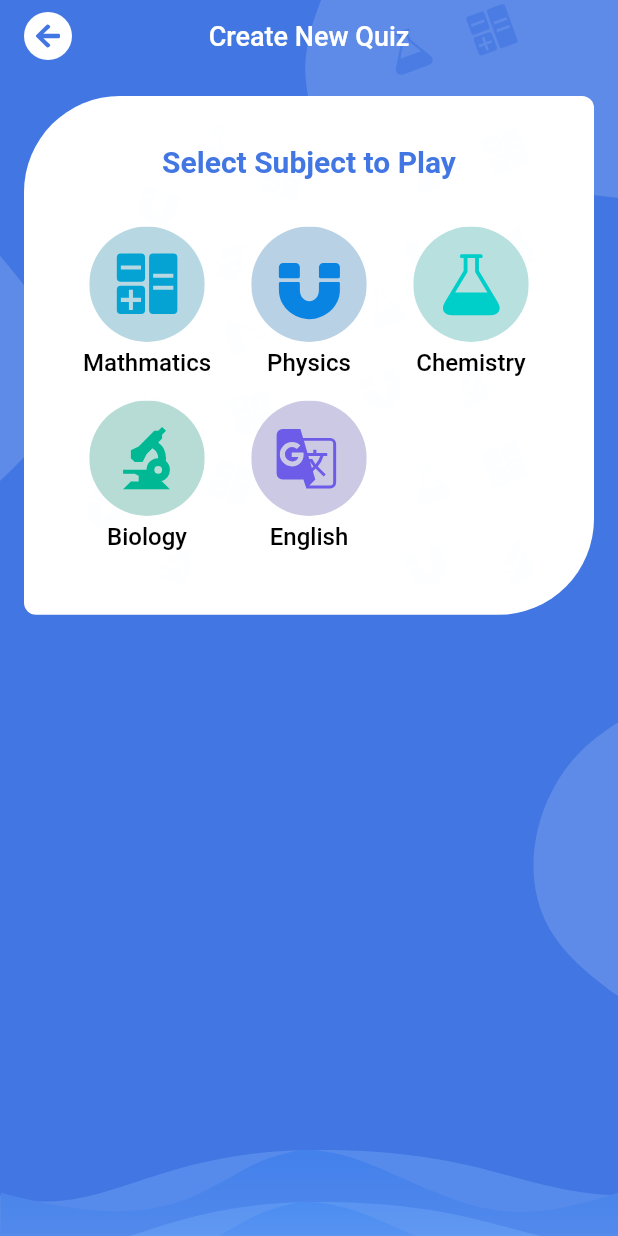
After one commit to Fullmarks-Codebase/fullmarks_flutter, a Flutter app: the CreateNewQuizScreen screen opened directly, after a tap on "Choose by Subject", on a phone screen of 412 x 824 dp. The commit adds this screen. Run offline on Flutter 3.47's test engine with Material 2 defaults, Android fonts, the phone set to English and light mode, and no system bars; our stand-ins replace carousel_slider, connectivity, fl_chart, flutter_svg, fluttertoast, lottie and 1 more; project files that could hold a hidden picture were left out.

Commit message:
SubjectSelectionScreen

```diff
--- a/lib/main.dart
+++ b/lib/main.dart
@@ -45,8 +45,8 @@ LiveQuizScreen
   - AddFriendScreen
   - MyFriendsScreen
   - JoinQuizScreen -> WaitingForHostScreen -> LiveQuizPlayScreen -> RankListScreen
-  - CreateNewQuizScreen
-  - RandomQuizScreen
+  - CreateNewQuizScreen -> SubjectSelectionScreen
+  - SubjectSelectionScreen
 
 6. Discussion
 DiscussionScreen
--- a/lib/screens/CreateNewQuizScreen.dart
+++ b/lib/screens/CreateNewQuizScreen.dart
@@ -1,6 +1,10 @@
 import 'package:flutter/material.dart';
+import 'package:flutter_svg/svg.dart';
 import 'package:fullmarks/utility/AppAssets.dart';
+import 'package:fullmarks/utility/AppColors.dart';
 import 'package:fullmarks/utility/Utiity.dart';
+
+import 'SubjectSelectionScreen.dart';
 
 class CreateNewQuizScreen extends StatefulWidget {
   @override
@@ -13,7 +17,16 @@ class _CreateNewQuizScreenState extends State<CreateNewQuizScreen> {
     return Scaffold(
       body: Stack(
         children: [
-          Utility.setSvgFullScreen(context, AppAssets.commonBg),
+          Utility.setSvgFullScreen(context, AppAssets.mockTestBg),
+          Column(
+            children: [
+              Spacer(),
+              SvgPicture.asset(
+                AppAssets.bottomBarbg,
+                width: MediaQuery.of(context).size.width,
+              )
+            ],
+          ),
           body(),
         ],
       ),
@@ -30,7 +43,82 @@ class _CreateNewQuizScreenState extends State<CreateNewQuizScreen> {
             Navigator.pop(context);
           },
           isHome: false,
+          textColor: Colors.white,
         ),
+        Container(
+          padding: EdgeInsets.all(16),
+          margin: EdgeInsets.symmetric(horizontal: 16),
+          decoration: BoxDecoration(
+            color: Colors.white,
+            borderRadius: BorderRadius.only(
+              topLeft: Radius.circular(16),
+              topRight: Radius.circular(48),
+              bottomRight: Radius.circular(16),
+              bottomLeft: Radius.circular(48),
+            ),
+          ),
+          alignment: Alignment.center,
+          child: Stack(
+            alignment: Alignment.topCenter,
+            children: [
+              SvgPicture.asset(
+                AppAssets.createQuizBg,
+                color: AppColors.lightAppColor,
+              ),
+              Column(
+                children: [
+                  SizedBox(
+                    height: 16,
+                  ),
+                  SvgPicture.asset(AppAssets.createQuizBg2),
+                  SizedBox(
+                    height: 32,
+                  ),
+                  Container(
+                    margin: EdgeInsets.symmetric(
+                      horizontal: 16,
+                    ),
+                    child: Utility.button(
+                      context,
+                      onPressed: () {
+                        Navigator.push(
+                          context,
+                          MaterialPageRoute(
+                            builder: (context) => SubjectSelectionScreen(
+                              title: "Create New Quiz",
+                            ),
+                          ),
+                        );
+                      },
+                      begin: Alignment.topCenter,
+                      end: Alignment.bottomCenter,
+                      gradientColor1: AppColors.buttonGradient1,
+                      gradientColor2: AppColors.buttonGradient2,
+                      text: "Choose by Subject",
+                    ),
+                  ),
+                  SizedBox(
+                    height: 16,
+                  ),
+                  Container(
+                    margin: EdgeInsets.symmetric(
+                      horizontal: 16,
+                    ),
+                    child: Utility.button(
+                      context,
+                      onPressed: () {},
+                      begin: Alignment.topCenter,
+                      end: Alignment.bottomCenter,
+                      gradientColor1: AppColors.buttonGradient1,
+                      gradientColor2: AppColors.buttonGradient2,
+                      text: "Create Custom Quiz",
+                    ),
+                  )
+                ],
+              )
+            ],
+          ),
+        )
       ],
     );
   }
--- a/lib/screens/LiveQuizScreen.dart
+++ b/lib/screens/LiveQuizScreen.dart
@@ -5,7 +5,7 @@ import 'package:fullmarks/screens/CreateNewQuizScreen.dart';
 import 'package:fullmarks/screens/JoinQuizScreen.dart';
 import 'package:fullmarks/screens/LeaderboardScreen.dart';
 import 'package:fullmarks/screens/MyFriendsScreen.dart';
-import 'package:fullmarks/screens/RandomQuizScreen.dart';
+import 'package:fullmarks/screens/SubjectSelectionScreen.dart';
 import 'package:fullmarks/utility/AppAssets.dart';
 import 'package:fullmarks/utility/AppColors.dart';
 import 'package:fullmarks/utility/Utiity.dart';
@@ -111,7 +111,9 @@ class _LiveQuizScreenState extends State<LiveQuizScreen> {
                   Navigator.push(
                     context,
                     MaterialPageRoute(
-                      builder: (context) => RandomQuizScreen(),
+                      builder: (context) => SubjectSelectionScreen(
+                        title: "Random Quiz",
+                      ),
                     ),
                   );
                 },
--- a/lib/screens/RandomQuizScreen.dart
+++ /dev/null
@@ -1,13 +0,0 @@
-import 'package:flutter/material.dart';
-
-class RandomQuizScreen extends StatefulWidget {
-  @override
-  _RandomQuizScreenState createState() => _RandomQuizScreenState();
-}
-
-class _RandomQuizScreenState extends State<RandomQuizScreen> {
-  @override
-  Widget build(BuildContext context) {
-    return Container();
-  }
-}
--- a/lib/screens/RankListScreen.dart
+++ b/lib/screens/RankListScreen.dart
@@ -55,9 +55,8 @@ class _RankListScreenState extends State<RankListScreen> {
           top: 0,
           right: 16,
           left: 16,
-          bottom: 64,
+          bottom: 80,
         ),
-        alignment: Alignment.center,
         decoration: BoxDecoration(
           color: Colors.white,
           borderRadius: BorderRadius.only(
@@ -79,7 +78,10 @@ class _RankListScreenState extends State<RankListScreen> {
                 ),
                 itemCount: 27,
                 separatorBuilder: (context, index) {
-                  return Divider();
+                  return Divider(
+                    color: AppColors.lightAppColor,
+                    thickness: 1,
+                  );
                 },
                 itemBuilder: (context, index) {
                   return rankItemView(index);
--- /dev/null
+++ b/lib/screens/SubjectSelectionScreen.dart
@@ -0,0 +1,152 @@
+import 'package:flutter/material.dart';
+import 'package:flutter_svg/svg.dart';
+import 'package:fullmarks/utility/AppAssets.dart';
+import 'package:fullmarks/utility/AppColors.dart';
+import 'package:fullmarks/utility/Utiity.dart';
+
+class SubjectSelectionScreen extends StatefulWidget {
+  String title;
+  SubjectSelectionScreen({
+    @required this.title,
+  });
+  @override
+  _SubjectSelectionScreenState createState() => _SubjectSelectionScreenState();
+}
+
+class _SubjectSelectionScreenState extends State<SubjectSelectionScreen> {
+  List<Subject> subjects = Utility.getsubjects();
+
+  @override
+  Widget build(BuildContext context) {
+    return Scaffold(
+      body: Stack(
+        children: [
+          Utility.setSvgFullScreen(context, AppAssets.mockTestBg),
+          Column(
+            children: [
+              Spacer(),
+              SvgPicture.asset(
+                AppAssets.bottomBarbg,
+                width: MediaQuery.of(context).size.width,
+              )
+            ],
+          ),
+          body(),
+        ],
+      ),
+    );
+  }
+
+  Widget body() {
+    return Column(
+      children: [
+        Utility.appbar(
+          context,
+          text: widget.title,
+          onBackPressed: () {
+            Navigator.pop(context);
+          },
+          isHome: false,
+          textColor: Colors.white,
+        ),
+        Container(
+          padding: EdgeInsets.all(16),
+          margin: EdgeInsets.symmetric(horizontal: 16),
+          decoration: BoxDecoration(
+            color: Colors.white,
+            borderRadius: BorderRadius.only(
+              topLeft: Radius.circular(64),
+              topRight: Radius.circular(8),
+              bottomRight: Radius.circular(64),
+              bottomLeft: Radius.circular(8),
+            ),
+          ),
+          alignment: Alignment.center,
+          child: Stack(
+            alignment: Alignment.topCenter,
+            children: [
+              SvgPicture.asset(
+                AppAssets.newQuizSubjectBg,
+                color: AppColors.lightAppColor,
+              ),
+              subjectView(),
+            ],
+          ),
+        ),
+      ],
+    );
+  }
+
+  Widget subjectView() {
+    return Column(
+      children: [
+        SizedBox(
+          height: 16,
+        ),
+        Text(
+          "Select Subject to Play",
+          style: TextStyle(
+            color: AppColors.appColor,
+            fontWeight: FontWeight.bold,
+            fontSize: 20,
+          ),
+        ),
+        SizedBox(
+          height: 32,
+        ),
+        GridView.builder(
+          padding: EdgeInsets.symmetric(horizontal: 16),
+          shrinkWrap: true,
+          physics: NeverScrollableScrollPhysics(),
+          itemCount: subjects.length,
+          gridDelegate: SliverGridDelegateWithFixedCrossAxisCount(
+            crossAxisCount: 3,
+            crossAxisSpacing: 8.0,
+            mainAxisSpacing: 16.0,
+          ),
+          itemBuilder: (BuildContext context, int index) {
+            return subjectItemView(index);
+          },
+        ),
+      ],
+    );
+  }
+
+  Widget subjectItemView(int index) {
+    return GestureDetector(
+      onTap: () {
+        // Navigator.push(
+        //   context,
+        //   MaterialPageRoute(
+        //     builder: (context) => SubTopicScreen(
+        //       subjectName: subjects[index].title,
+        //     ),
+        //   ),
+        // );
+      },
+      child: Container(
+        color: Colors.transparent,
+        child: Column(
+          children: [
+            Expanded(
+              child: SvgPicture.asset(
+                subjects[index].assetName,
+              ),
+            ),
+            SizedBox(
+              height: 4,
+            ),
+            Text(
+              subjects[index].title,
+              style: TextStyle(
+                color: Colors.black,
+                fontSize: 16,
+                fontWeight: FontWeight.w500,
+              ),
+            ),
+          ],
+        ),
+      ),
+    );
+  }
+}
--- a/lib/utility/appAssets.dart
+++ b/lib/utility/appAssets.dart
@@ -146,4 +146,7 @@ class AppAssets {
   static String search = "assets/search.svg";
   static String participants = "assets/participants.svg";
   static String rankItemBg = "assets/rankItemBg.svg";
+  static String createQuizBg = "assets/createQuizBg.svg";
+  static String createQuizBg2 = "assets/createQuizBg2.svg";
+  static String newQuizSubjectBg = "assets/newQuizSubjectBg.svg";
 }
```
Also changed, not shown: assets/createQuizBg.svg (added), assets/createQuizBg2.svg (added), assets/newQuizSubjectBg.svg (added).
